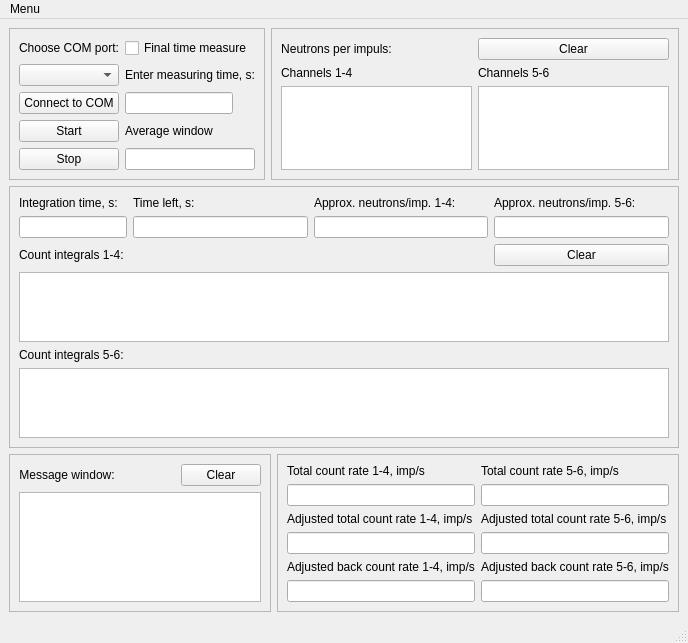
First picture: the form in caller.ui, repository goodvin360/pivn_app, before the edit.
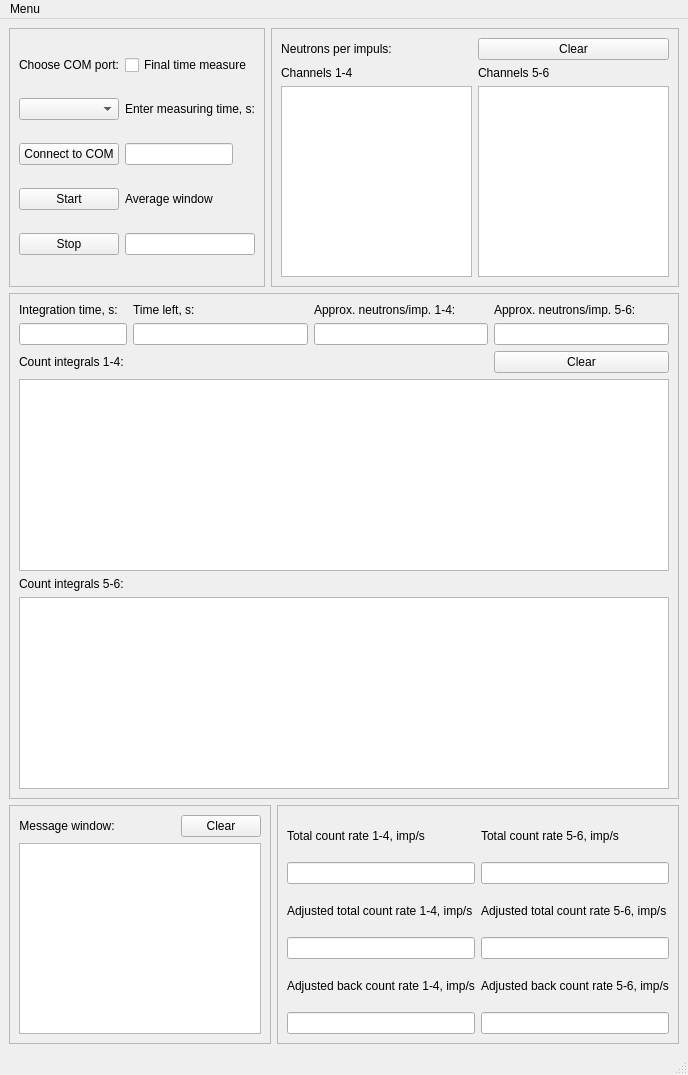
Second picture: the form after the edit.

The edit to the form file:
```diff
--- a/caller.ui
+++ b/caller.ui
@@ -6,8 +6,8 @@
    <rect>
     <x>0</x>
     <y>0</y>
-    <width>670</width>
-    <height>614</height>
+    <width>648</width>
+    <height>1075</height>
    </rect>
   </property>
   <property name="sizePolicy">
```
Left out of the diff: 35 changed lines with no effect on the pictures.
